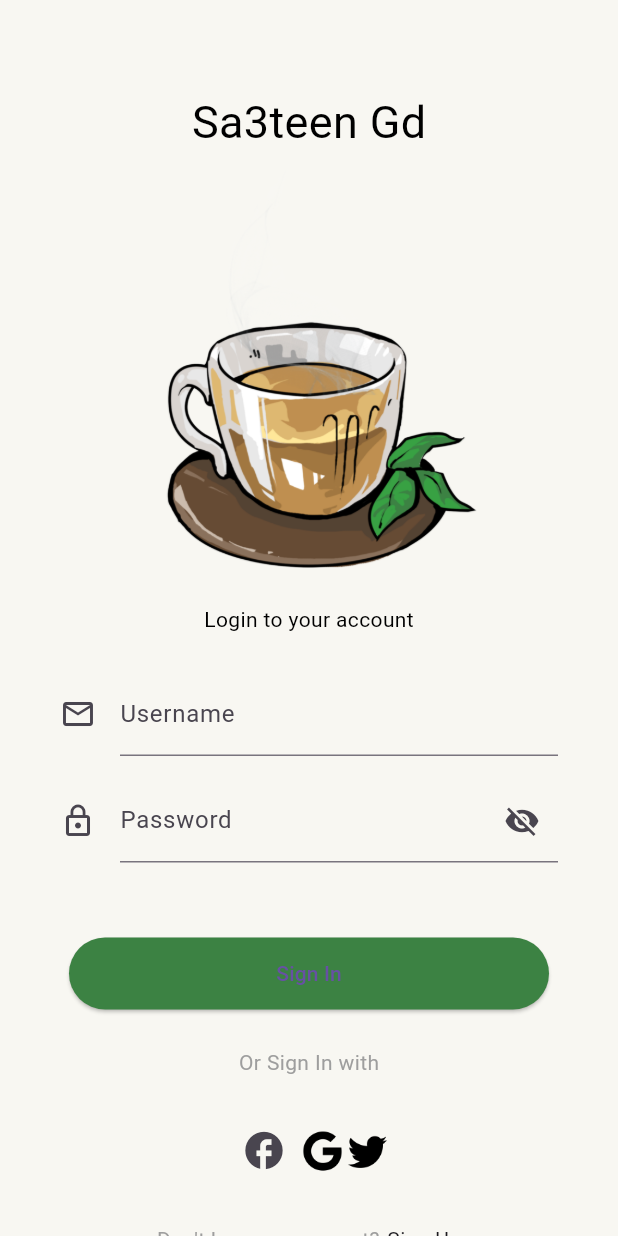
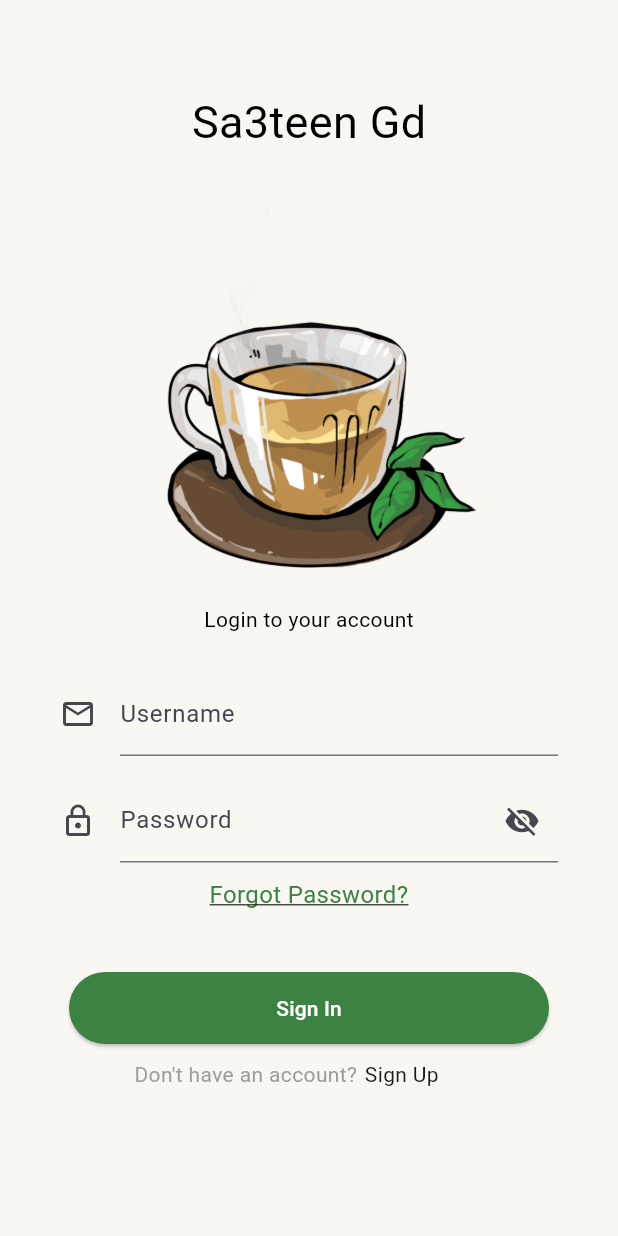
Before and after one commit to HeshamAbedelatty/Gp_Frontend, a Flutter app: the screen it shows after launch, on a phone screen of 412 x 824 dp. Run offline on Flutter 3.47's test engine with Material 3 defaults, Android fonts, the phone set to English and light mode, and no system bars; drawn by our look-alikes of flutter_easyloading; our stand-ins replace audioplayers, carousel_slider, dio, file_picker, flutter_spinkit, flutter_svg and 9 more; missing offline and left inert: syncfusion_flutter_pdf.

Commit message:
solve pugs

```diff
--- a/sa3teen_gd/lib/Pages/FavouriteGroupsList/page/FavouriteGroupsList.dart
+++ b/sa3teen_gd/lib/Pages/FavouriteGroupsList/page/FavouriteGroupsList.dart
@@ -4,7 +4,7 @@ import 'package:flutter/material.dart';
 import 'package:gp_screen/Pages/FavouriteGroupsList/provider/FavoriteGroupsProvider.dart';
 import 'package:provider/provider.dart';
 import '../../GroupPostAndCommentPage/Widgets/tabBar.dart';
-import '../../listofMyGroupsPage/Pages/listofMyGroupsPage.dart';
+import '../../listofMyGroupsPage/others/Pages/listofMyGroupsPage.dart';
 
 class FavoriteGroupsPage extends StatelessWidget {
   @override
--- a/sa3teen_gd/lib/Pages/loginPage/ThePage/LoginPage.dart
+++ b/sa3teen_gd/lib/Pages/loginPage/ThePage/LoginPage.dart
@@ -262,28 +262,15 @@
 // //showSnackBar('Wrong password. Please try again.');
 // ignore_for_file: avoid_print
 
-
-
-
-
-
-
-
-
-
-
-
 import 'package:flutter/material.dart';
 import 'package:flutter_easyloading/flutter_easyloading.dart';
 import 'package:form_field_validator/form_field_validator.dart';
-import 'package:gp_screen/HomePage.dart';
+import 'package:gp_screen/Pages/EncouragePhrases/EncouragePhrases.dart';
+import 'package:gp_screen/Pages/loginPage/ThePage/Forgetpasswordscreen.dart';
 import 'package:gp_screen/Pages/signUpPage/ThePage/signUpPage.dart';
+import 'package:gp_screen/Pages/signUpPage/Widgets/feild.dart';
 import 'package:gp_screen/Services/API_services.dart';
 import 'package:gp_screen/widgets/constantsAcrossTheApp/constants.dart';
-import 'package:gp_screen/Pages/signUpPage/UserModel/UserModel.dart';
-import 'package:gp_screen/Pages/signUpPage/Widgets/feild.dart';
-
-import '../../EncouragePhrases/EncouragePhrases.dart';
 
 // ignore: must_be_immutable
 
@@ -305,8 +292,8 @@ class LoginPage extends StatelessWidget {
   @override
   Widget build(BuildContext context) {
     return Scaffold(
-      // debugShowCheckedModeBanner: false,
-      // home: Scaffold(
+        // debugShowCheckedModeBanner: false,
+        // home: Scaffold(
         backgroundColor: kprimaryColourWhite,
         body: Form(
           key: formkey,
@@ -376,7 +363,26 @@ class LoginPage extends StatelessWidget {
                           errorText: 'Password must be at least 4 digit');
                     }
                   }),
-              const SizedBox(height: 50),
+              const SizedBox(height: 10),
+              GestureDetector(
+                onTap: () {
+                  Navigator.push(
+                    context,
+                    MaterialPageRoute(
+                        builder: (context) => ForgotPasswordScreen()),
+                  );
+                },
+                child: Text(
+                  'Forgot Password?',
+                  style: TextStyle(
+                    color: const Color(0xFF3C8243),
+                    fontSize: 16,
+                    decoration: TextDecoration.underline,
+                  ),
+                  textAlign: TextAlign.center,
+                ),
+              ),
+              const SizedBox(height: 40),
               Row(
                 mainAxisAlignment: MainAxisAlignment.center,
                 children: [
@@ -398,7 +404,6 @@ class LoginPage extends StatelessWidget {
                               emailController.text, passwordController.text);
                           await EasyLoading.dismiss();
 
-
                           // t3del 3la el Api
                           //
                           // if (userExists) {
@@ -412,14 +417,13 @@ class LoginPage extends StatelessWidget {
                             Navigator.push(
                                 context,
                                 MaterialPageRoute(
-                                    builder: (context) =>  SplashScreen()));
+                                    builder: (context) => SplashScreen()));
                             return;
-                          }
-                          else {
+                          } else {
                             print('Invalid Credentials please try again');
 
-                            showSnackBar(
-                                context, 'Invalid Credentials please try again.');
+                            showSnackBar(context,
+                                'Invalid Credentials please try again.');
                           }
                           // Handle the case where the user not exists
                         }
@@ -438,46 +442,49 @@ class LoginPage extends StatelessWidget {
                               100.0), // Adjust the border radius as needed
                         ),
                       ),
-                      child: const Text('Sign In'),
+                      child: const Text(
+                        'Sign In',
+                        style: TextStyle(color: Colors.white),
+                      ),
                     ),
                   )
                 ],
               ),
-              const SizedBox(height: 25),
-              const Row(
-                mainAxisAlignment: MainAxisAlignment.center,
-                children: [
-                  Text('Or Sign In with', style: TextStyle(color: Colors.grey)),
-                ],
-              ),
-              const SizedBox(
-                height: 25,
-              ),
-              Row(
-                mainAxisAlignment: MainAxisAlignment.center,
-                children: [
-                  IconButton(
-                    icon: const Icon(
-                      Icons.facebook,
-                      size: 30,
-                    ),
-                    onPressed: () {},
-                  ),
-                  Image.asset(
-                    'lib/assets/icons/843776_google_icon.png',
-                    width: 30,
-                    height: 30,
-                    color: Colors.black,
-                  ),
-                  Image.asset(
-                    'lib/assets/icons/twitter.png',
-                    width: 30,
-                    height: 30,
-                    color: Colors.black,
-                  ),
-                ],
-              ),
-              const SizedBox(height: 25),
+              const SizedBox(height: 10),
+              // const Row(
+              //   mainAxisAlignment: MainAxisAlignment.center,
+              //   children: [
+              //     Text('Or Sign In with', style: TextStyle(color: Colors.grey)),
+              //   ],
+              // ),
+              // const SizedBox(
+              //   height: 25,
+              // ),
+              // Row(
+              //   mainAxisAlignment: MainAxisAlignment.center,
+              //   children: [
+              //     IconButton(
+              //       icon: const Icon(
+              //         Icons.facebook,
+              //         size: 30,
+              //       ),
+              //       onPressed: () {},
+              //     ),
+              //     Image.asset(
+              //       'lib/assets/icons/843776_google_icon.png',
+              //       width: 30,
+              //       height: 30,
+              //       color: Colors.black,
+              //     ),
+              //     Image.asset(
+              //       'lib/assets/icons/twitter.png',
+              //       width: 30,
+              //       height: 30,
+              //       color: Colors.black,
+              //     ),
+              //   ],
+              // ),
+              // const SizedBox(height: 25),
               Row(
                 mainAxisAlignment: MainAxisAlignment.center,
                 children: [
@@ -490,9 +497,13 @@ class LoginPage extends StatelessWidget {
                       onTap: () {
                         //var signUpPage;
                         // Navigator.pushNamed(context, SignUpPage.id);
-                        Navigator.pushNamed(context, SignUpPage.id);
+                        Navigator.push(
+                            context,
+                            MaterialPageRoute(
+                                builder: (context) => SignUpPage()));
                       },
                       child: const Text("Sign Up")),
+                  const SizedBox(width: 30),
                 ],
               ),
             ],
--- a/sa3teen_gd/lib/Pages/schedeulePage/ThePage/EditTaskScreen.dart
+++ b/sa3teen_gd/lib/Pages/schedeulePage/ThePage/EditTaskScreen.dart
@@ -254,7 +254,7 @@ class _EditTaskScreenState extends State<EditTaskScreen> {
               print(listSchedule[0]['id'] as int);
               print(
                   'mooooooooooooooooooooooooooooooooooooooooooooooooooooooooooo');
-              await api_services.UpdateSlot(
+              await Api_services.UpdateSlot(
                 widget.task.id as int  , // Assuming Task has an id field
                 _titleController.text,
                 _selectedDay,
--- a/sa3teen_gd/lib/Services/API_services.dart
+++ b/sa3teen_gd/lib/Services/API_services.dart
@@ -2,6 +2,7 @@ import 'dart:convert';
 import 'dart:core';
 import 'package:flutter/material.dart';
 import 'package:http/http.dart' as http;
+
 
 // env\Scripts\activate
 // cd GP_Backend
@@ -126,6 +127,7 @@ class Api_services extends ChangeNotifier {
     }
   }
 
+
   static Future<bool> login(String username, String password) async {
     try {
       final response = await postRequest('login/', headers, {
@@ -201,6 +203,7 @@ class Api_services extends ChangeNotifier {
       };
 
       // Convert the body map to a JSON string
+
 
       // Make the POST request
       // final response = await http.post(
@@ -304,9 +307,7 @@ class Api_services extends ChangeNotifier {
       var response = await deleteRequest(api, headers);
 
       if (response != null &&
-          (response.statusCode == 200 ||
-              response.statusCode == 201 ||
-              response.statusCode == 204)) {
+          (response.statusCode == 200 || response.statusCode == 201||response.statusCode == 204)) {
         // Successfully deleted, parse JSON response if needed
         List<dynamic> jsonData = jsonDecode(response.body);
         // Handle response as needed
@@ -324,6 +325,8 @@ class Api_services extends ChangeNotifier {
     }
   }
 
+
+
   Future<List<Map<String, dynamic>>> deleteTask(
       String listId, String taskId, String accessToken) async {
     try {
@@ -335,9 +338,7 @@ class Api_services extends ChangeNotifier {
       var response = await deleteRequest(api, headers);
 
       if (response != null &&
-          (response.statusCode == 200 ||
-              response.statusCode == 201 ||
-              response.statusCode == 204)) {
+          (response.statusCode == 200 || response.statusCode == 201||response.statusCode == 204)) {
         // Print the response body to understand its structure
         print('Response body: ${response.body}');
 
@@ -368,8 +369,12 @@ class Api_services extends ChangeNotifier {
     }
   }
 
-  static Future<bool> updateTask(int todoListid, int taskId, String title,
-      String? dueDate, String accessToken) async {
+  static Future<bool> updateTask(
+      int todoListid,
+      int taskId,
+      String title,
+      String? dueDate,
+      String accessToken) async {
     try {
       // Define your headers including the access token
       Map<String, String> headers = {
@@ -405,6 +410,8 @@ class Api_services extends ChangeNotifier {
       return false;
     }
   }
+
+
 
   static Future<bool> createTask(int todoListid, String title, String? priority,
       bool? status, String? dueDate, String accessToken) async {
@@ -446,8 +453,7 @@ class Api_services extends ChangeNotifier {
     }
   }
 
-  static Future<bool> updateTaskStatus(
-      int todoListid, int taskId, bool status, String accessToken) async {
+  static Future<bool> updateTaskStatus(int todoListid, int taskId, bool status, String accessToken) async {
     try {
       // Define your headers including the access token
       Map<String, String> headers = {
@@ -465,15 +471,13 @@ class Api_services extends ChangeNotifier {
       var response = await patchRequest(api, headers, body);
 
       // Check the response status code
-      if (response != null &&
-          (response.statusCode == 200 || response.statusCode == 204)) {
+      if (response != null && (response.statusCode == 200 || response.statusCode == 204)) {
         // Status update successful
         print('Update Task Status successful');
         return true;
       } else {
         // Status update failed
-        print(
-            'Update Task Status failed with status code: ${response!.statusCode}');
+        print('Update Task Status failed with status code: ${response!.statusCode}');
         return false;
       }
     } catch (error) {
@@ -482,9 +486,7 @@ class Api_services extends ChangeNotifier {
       return false;
     }
   }
-
-  static Future<bool> updateTaskPriority(
-      int todoListid, int taskId, String priority, String accessToken) async {
+  static Future<bool> updateTaskPriority(int todoListid, int taskId, String priority, String accessToken) async {
     try {
       // Define your headers including the access token
       Map<String, String> headers = {
@@ -502,15 +504,13 @@ class Api_services extends ChangeNotifier {
       var response = await patchRequest(api, headers, body);
 
       // Check the response status code
-      if (response != null &&
-          (response.statusCode == 200 || response.statusCode == 204)) {
+      if (response != null && (response.statusCode == 200 || response.statusCode == 204)) {
         // Status update successful
         print('Update Task Status successful');
         return true;
       } else {
         // Status update failed
-        print(
-            'Update Task Status failed with status code: ${response!.statusCode}');
+        print('Update Task Status failed with status code: ${response!.statusCode}');
         return false;
       }
     } catch (error) {
@@ -519,7 +519,6 @@ class Api_services extends ChangeNotifier {
       return false;
     }
   }
-
   static Future<bool> addSchedule(
       String title,
       String day,
@@ -547,8 +546,8 @@ class Api_services extends ChangeNotifier {
       Map<String, dynamic> body = {
         'title': title,
         'day': day,
-        'start_time': startTimeStr, // Use converted string here
-        'end_time': endTimeStr, // Use converted string here
+        'start_time': startTimeStr,  // Use converted string here
+        'end_time': endTimeStr,      // Use converted string here
         'description': description,
         'reminder_time': reminderTime,
         'color': color,
@@ -559,15 +558,13 @@ class Api_services extends ChangeNotifier {
       var response = await postRequest(api, headers, body);
 
       // Check the response status code
-      if (response != null &&
-          (response.statusCode == 200 || response.statusCode == 201)) {
+      if (response != null && (response.statusCode == 200 || response.statusCode == 201)) {
         // Status update successful
         print('Add To Schedule successful');
         return true;
       } else {
         // Status update failed
-        print(
-            'Add To Schedule failed with status code: ${response!.statusCode}');
+        print('Add To Schedule failed with status code: ${response!.statusCode}');
         return false;
       }
     } catch (error) {
@@ -576,7 +573,6 @@ class Api_services extends ChangeNotifier {
       return false;
     }
   }
-
   Future<List<Map<String, dynamic>>> listSchedule(String accessToken) async {
     try {
       Map<String, String> headers = {
@@ -587,8 +583,7 @@ class Api_services extends ChangeNotifier {
       var response = await getRequest(api, headers);
       print('Request sent to $api');
 
-      if (response != null &&
-          (response.statusCode == 200 || response.statusCode == 201)) {
+      if (response != null && (response.statusCode == 200 || response.statusCode == 201)) {
         List<dynamic> jsonData = jsonDecode(response.body);
 
         for (dynamic map in jsonData) {
@@ -617,6 +612,7 @@ class Api_services extends ChangeNotifier {
     }
   }
 
+
   Future<List<Map<String, dynamic>>> DeleteSlot(
        int slotid, String accessToken) async {
     try {
@@ -628,9 +624,7 @@ class Api_services extends ChangeNotifier {
       var response = await deleteRequest(api, headers);
 
       if (response != null &&
-          (response.statusCode == 200 ||
-              response.statusCode == 201 ||
-              response.statusCode == 204)) {
+          (response.statusCode == 200 || response.statusCode == 201||response.statusCode == 204)) {
         // Print the response body to understand its structure
         print('Response body: ${response.body}');
 
@@ -661,7 +655,8 @@ class Api_services extends ChangeNotifier {
     }
   }
 
-  Future<bool> UpdateSlot(
+
+  static Future<bool> UpdateSlot(
       int slotid,
       String title,
       String day,
--- a/sa3teen_gd/lib/main.dart
+++ b/sa3teen_gd/lib/main.dart
@@ -1,10 +1,7 @@
 import 'package:dio/dio.dart';
 import 'package:flutter/material.dart';
 import 'package:flutter_easyloading/flutter_easyloading.dart';
-import 'package:gp_screen/HomePage.dart';
 import 'package:gp_screen/Pages/loginPage/ThePage/LoginPage.dart';
-import 'package:gp_screen/Pages/signUpPage/ThePage/signUpPage.dart';
-import 'package:gp_screen/Pages/signUpPage/UserModel/UserModel.dart';
 
 void main() async {
   // Initialize any necessary setup here
@@ -32,7 +29,7 @@ class Sa3teenGd extends StatelessWidget {
       initialRoute: LoginPage.id,*/
       onGenerateRoute: (settings) {
         if (settings.name == '/') {
-          return MaterialPageRoute(builder: (_) =>  LoginPage());
+          return MaterialPageRoute(builder: (_) => LoginPage());
         }
       },
       debugShowCheckedModeBanner: false,
--- a/sa3teen_gd/pubspec.yaml
+++ b/sa3teen_gd/pubspec.yaml
@@ -154,6 +154,7 @@ dependencies:
   like_button: ^2.0.5
   hive_flutter: ^1.1.0
   flutter_bloc: ^8.1.4
+  url_launcher: ^6.0.20
   flutter_spinkit: ^5.1.0  # For the loading spinner
   percent_indicator: ^4.0.1
   form_field_validator: ^1.1.0
@@ -182,6 +183,8 @@ dependencies:
   file_picker: ^8.0.5
   flutter_tts: ^4.0.2
   syncfusion_flutter_pdf: ^21.2.4
+  smooth_page_indicator: ^1.1.0
+  open_file: ^3.3.2
 
 
 dev_dependencies:
```
Also changed, not shown: sa3teen_gd/lib/Pages/signUpPage/ThePage/signUpPage.dart (+19 -31 lines), sa3teen_gd/pubspec.lock, 5 other files. Lines whose indentation alone changed are shown as unchanged.
